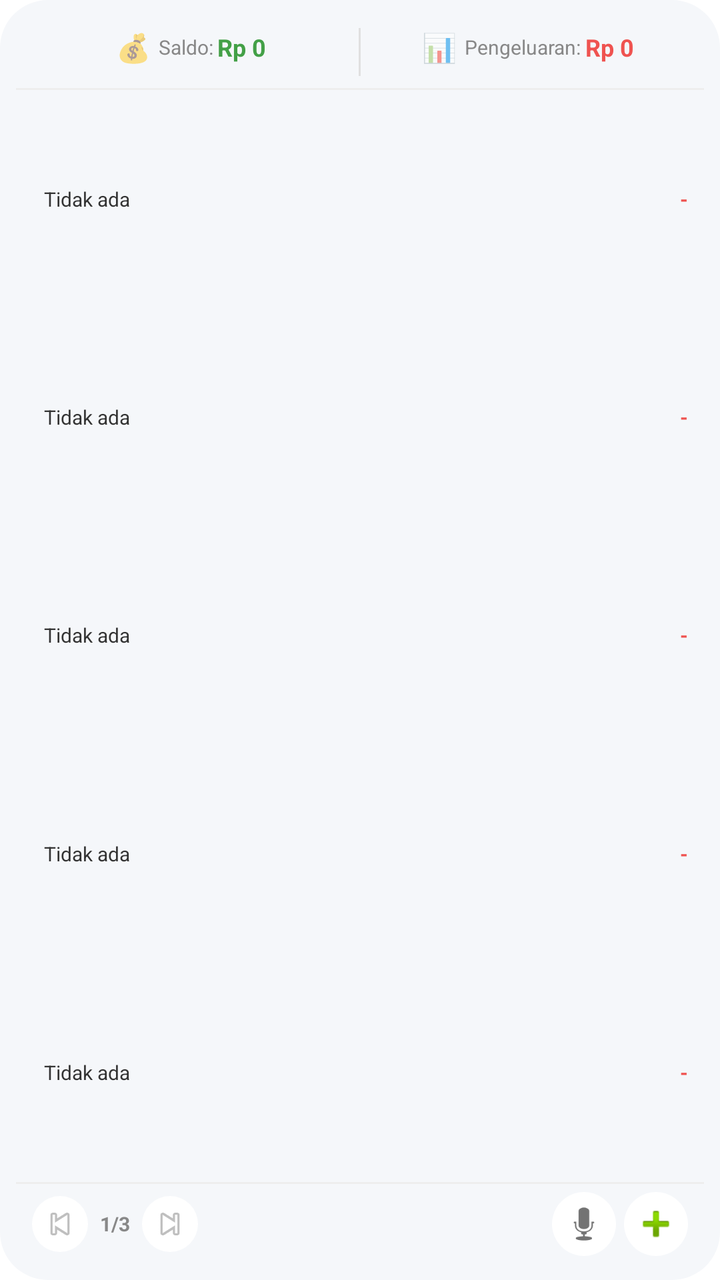
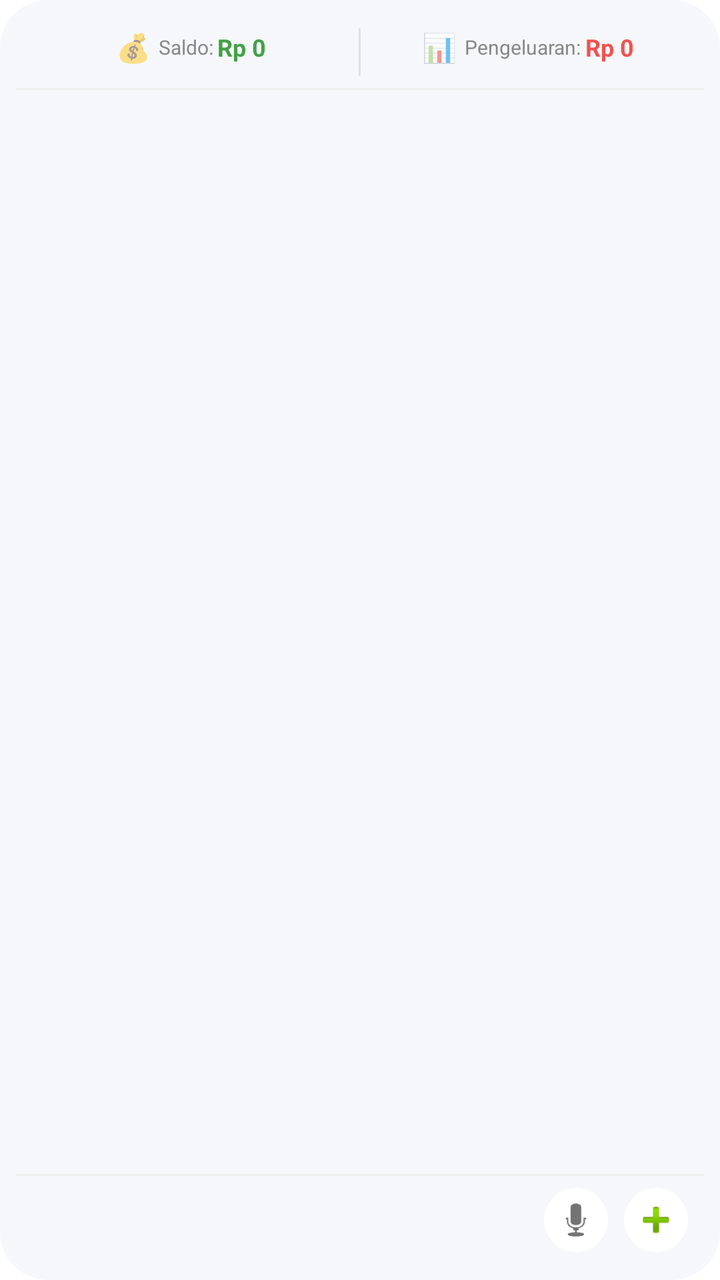

Screens rendered from an Android XML layout before and after an edit, with the pre-edit source and the edit as a unified diff.
<!-- AndroidManifest.xml: fallback theme Theme.MaterialComponents.DayNight.NoActionBar -->
<!-- res/layout/widget_recent_layout.xml -->
<?xml version="1.0" encoding="utf-8"?>
<LinearLayout xmlns:android="http://schemas.android.com/apk/res/android"
    android:id="@+id/widget_recent_container"
    android:layout_width="match_parent"
    android:layout_height="match_parent"
    android:background="@drawable/widget_background"
    android:orientation="vertical"
    android:padding="8dp">

    
    <LinearLayout
        android:layout_width="match_parent"
        android:layout_height="wrap_content"
        android:orientation="horizontal"
        android:paddingHorizontal="8dp"
        android:paddingVertical="6dp">

        <LinearLayout
            android:layout_width="0dp"
            android:layout_height="wrap_content"
            android:layout_weight="1"
            android:gravity="center"
            android:orientation="horizontal">
            <TextView
                android:id="@+id/widget_recent_balance_icon"
                android:layout_width="wrap_content"
                android:layout_height="wrap_content"
                android:text="💰"
                android:textSize="14sp" />
            <TextView
                android:id="@+id/widget_recent_balance_label"
                android:layout_width="wrap_content"
                android:layout_height="wrap_content"
                android:text="Saldo:"
                android:textColor="#888888"
                android:textSize="10sp"
                android:layout_marginStart="4dp" />
            <TextView
                android:id="@+id/widget_recent_balance"
                android:layout_width="wrap_content"
                android:layout_height="wrap_content"
                android:text="Rp 0"
                android:textColor="#43A047"
                android:textSize="12sp"
                android:textStyle="bold"
                android:layout_marginStart="2dp"
                android:maxLines="1" />
        </LinearLayout>

        <View
            android:layout_width="1dp"
            android:layout_height="24dp"
            android:background="#E0E0E0"
            android:layout_marginHorizontal="4dp" />

        <LinearLayout
            android:layout_width="0dp"
            android:layout_height="wrap_content"
            android:layout_weight="1"
            android:gravity="center"
            android:orientation="horizontal">
            <TextView
                android:id="@+id/widget_recent_expense_icon"
                android:layout_width="wrap_content"
                android:layout_height="wrap_content"
                android:text="📊"
                android:textSize="14sp" />
            <TextView
                android:id="@+id/widget_recent_expense_label"
                android:layout_width="wrap_content"
                android:layout_height="wrap_content"
                android:text="Pengeluaran:"
                android:textColor="#888888"
                android:textSize="10sp"
                android:layout_marginStart="4dp" />
            <TextView
                android:id="@+id/widget_recent_expenses"
                android:layout_width="wrap_content"
                android:layout_height="wrap_content"
                android:text="Rp 0"
                android:textColor="#EF5350"
                android:textSize="12sp"
                android:textStyle="bold"
                android:layout_marginStart="2dp"
                android:maxLines="1" />
        </LinearLayout>
    </LinearLayout>

    
    <View
        android:layout_width="match_parent"
        android:layout_height="1dp"
        android:background="#EEEEEE" />

    
    <LinearLayout
        android:id="@+id/widget_recent_tx_1"
        android:layout_width="match_parent"
        android:layout_height="0dp"
        android:layout_weight="1"
        android:gravity="center_vertical"
        android:orientation="horizontal"
        android:paddingHorizontal="8dp">
        <TextView
            android:id="@+id/widget_recent_tx_1_emoji"
            android:layout_width="wrap_content"
            android:layout_height="wrap_content"
            android:textSize="12sp" />
        <TextView
            android:id="@+id/widget_recent_tx_1_title"
            android:layout_width="0dp"
            android:layout_height="wrap_content"
            android:layout_weight="1"
            android:layout_marginStart="6dp"
            android:text="Tidak ada"
            android:textColor="#333333"
            android:textSize="10sp"
            android:maxLines="1"
            android:ellipsize="end" />
        <TextView
            android:id="@+id/widget_recent_tx_1_amount"
            android:layout_width="wrap_content"
            android:layout_height="wrap_content"
            android:text="-"
            android:textColor="#EF5350"
            android:textSize="10sp"
            android:textStyle="bold" />
    </LinearLayout>

    <LinearLayout
        android:id="@+id/widget_recent_tx_2"
        android:layout_width="match_parent"
        android:layout_height="0dp"
        android:layout_weight="1"
        android:gravity="center_vertical"
        android:orientation="horizontal"
        android:paddingHorizontal="8dp">
        <TextView
            android:id="@+id/widget_recent_tx_2_emoji"
            android:layout_width="wrap_content"
            android:layout_height="wrap_content"
            android:textSize="12sp" />
        <TextView
            android:id="@+id/widget_recent_tx_2_title"
            android:layout_width="0dp"
            android:layout_height="wrap_content"
            android:layout_weight="1"
            android:layout_marginStart="6dp"
            android:text="Tidak ada"
            android:textColor="#333333"
            android:textSize="10sp"
            android:maxLines="1"
            android:ellipsize="end" />
        <TextView
            android:id="@+id/widget_recent_tx_2_amount"
            android:layout_width="wrap_content"
            android:layout_height="wrap_content"
            android:text="-"
            android:textColor="#EF5350"
            android:textSize="10sp"
            android:textStyle="bold" />
    </LinearLayout>

    <LinearLayout
        android:id="@+id/widget_recent_tx_3"
        android:layout_width="match_parent"
        android:layout_height="0dp"
        android:layout_weight="1"
        android:gravity="center_vertical"
        android:orientation="horizontal"
        android:paddingHorizontal="8dp">
        <TextView
            android:id="@+id/widget_recent_tx_3_emoji"
            android:layout_width="wrap_content"
            android:layout_height="wrap_content"
            android:textSize="12sp" />
        <TextView
            android:id="@+id/widget_recent_tx_3_title"
            android:layout_width="0dp"
            android:layout_height="wrap_content"
            android:layout_weight="1"
            android:layout_marginStart="6dp"
            android:text="Tidak ada"
            android:textColor="#333333"
            android:textSize="10sp"
            android:maxLines="1"
            android:ellipsize="end" />
        <TextView
            android:id="@+id/widget_recent_tx_3_amount"
            android:layout_width="wrap_content"
            android:layout_height="wrap_content"
            android:text="-"
            android:textColor="#EF5350"
            android:textSize="10sp"
            android:textStyle="bold" />
    </LinearLayout>

    <LinearLayout
        android:id="@+id/widget_recent_tx_4"
        android:layout_width="match_parent"
        android:layout_height="0dp"
        android:layout_weight="1"
        android:gravity="center_vertical"
        android:orientation="horizontal"
        android:paddingHorizontal="8dp">
        <TextView
            android:id="@+id/widget_recent_tx_4_emoji"
            android:layout_width="wrap_content"
            android:layout_height="wrap_content"
            android:textSize="12sp" />
        <TextView
            android:id="@+id/widget_recent_tx_4_title"
            android:layout_width="0dp"
            android:layout_height="wrap_content"
            android:layout_weight="1"
            android:layout_marginStart="6dp"
            android:text="Tidak ada"
            android:textColor="#333333"
            android:textSize="10sp"
            android:maxLines="1"
            android:ellipsize="end" />
        <TextView
            android:id="@+id/widget_recent_tx_4_amount"
            android:layout_width="wrap_content"
            android:layout_height="wrap_content"
            android:text="-"
            android:textColor="#EF5350"
            android:textSize="10sp"
            android:textStyle="bold" />
    </LinearLayout>

    <LinearLayout
        android:id="@+id/widget_recent_tx_5"
        android:layout_width="match_parent"
        android:layout_height="0dp"
        android:layout_weight="1"
        android:gravity="center_vertical"
        android:orientation="horizontal"
        android:paddingHorizontal="8dp">
        <TextView
            android:id="@+id/widget_recent_tx_5_emoji"
            android:layout_width="wrap_content"
            android:layout_height="wrap_content"
            android:textSize="12sp" />
        <TextView
            android:id="@+id/widget_recent_tx_5_title"
            android:layout_width="0dp"
            android:layout_height="wrap_content"
            android:layout_weight="1"
            android:layout_marginStart="6dp"
            android:text="Tidak ada"
            android:textColor="#333333"
            android:textSize="10sp"
            android:maxLines="1"
            android:ellipsize="end" />
        <TextView
            android:id="@+id/widget_recent_tx_5_amount"
            android:layout_width="wrap_content"
            android:layout_height="wrap_content"
            android:text="-"
            android:textColor="#EF5350"
            android:textSize="10sp"
            android:textStyle="bold" />
    </LinearLayout>

    
    <View
        android:layout_width="match_parent"
        android:layout_height="1dp"
        android:background="#EEEEEE" />

    
    <LinearLayout
        android:layout_width="match_parent"
        android:layout_height="wrap_content"
        android:orientation="horizontal"
        android:gravity="center_vertical"
        android:paddingHorizontal="8dp"
        android:paddingVertical="4dp">

        <ImageButton
            android:id="@+id/widget_recent_btn_prev"
            android:layout_width="28dp"
            android:layout_height="28dp"
            android:src="@android:drawable/ic_media_previous"
            android:background="@drawable/widget_button_bg"
            android:scaleType="fitCenter"
            android:padding="4dp" />

        <TextView
            android:id="@+id/widget_recent_page"
            android:layout_width="wrap_content"
            android:layout_height="wrap_content"
            android:layout_marginHorizontal="6dp"
            android:text="1/3"
            android:textColor="#888888"
            android:textSize="10sp"
            android:textStyle="bold" />

        <ImageButton
            android:id="@+id/widget_recent_btn_next"
            android:layout_width="28dp"
            android:layout_height="28dp"
            android:src="@android:drawable/ic_media_next"
            android:background="@drawable/widget_button_bg"
            android:scaleType="fitCenter"
            android:padding="4dp" />

        <View
            android:layout_width="0dp"
            android:layout_height="0dp"
            android:layout_weight="1" />

        
        <ImageButton
            android:id="@+id/widget_recent_btn_voice"
            android:layout_width="32dp"
            android:layout_height="32dp"
            android:src="@android:drawable/ic_btn_speak_now"
            android:background="@drawable/widget_button_bg"
            android:scaleType="fitCenter"
            android:padding="4dp"
            android:layout_marginEnd="4dp" />

        
        <ImageButton
            android:id="@+id/widget_recent_btn_add"
            android:layout_width="32dp"
            android:layout_height="32dp"
            android:src="@android:drawable/ic_input_add"
            android:background="@drawable/widget_button_bg"
            android:scaleType="fitCenter"
            android:padding="4dp" />
    </LinearLayout>

</LinearLayout>
<!-- resources referenced by this layout -->
<resources>
  <!-- drawable widget_background (drawable) -->
  <?xml version="1.0" encoding="utf-8"?>
  <shape xmlns:android="http://schemas.android.com/apk/res/android">
      <solid android:color="#F5F7FA" />
      <corners android:radius="24dp" />
  </shape>
  <!-- drawable widget_button_bg (drawable) -->
  <?xml version="1.0" encoding="utf-8"?>
  <ripple xmlns:android="http://schemas.android.com/apk/res/android"
      android:color="#E0E0E0">
      <item>
          <shape android:shape="rectangle">
              <solid android:color="#FFFFFF" />
              <corners android:radius="16dp" />
          </shape>
      </item>
  </ripple>
</resources>

<!-- the commit's change to res/layout/widget_recent_layout.xml (unified diff, before → after) -->
@@ -47,7 +47,7 @@
                 android:maxLines="1" />
         </LinearLayout>
 
-        <View
+        <FrameLayout
             android:layout_width="1dp"
             android:layout_height="24dp"
             android:background="#E0E0E0"
@@ -87,184 +87,23 @@
     </LinearLayout>
 
     
-    <View
+    <FrameLayout
         android:layout_width="match_parent"
         android:layout_height="1dp"
         android:background="#EEEEEE" />
 
     
-    <LinearLayout
-        android:id="@+id/widget_recent_tx_1"
+    <ListView
+        android:id="@+id/widget_recent_list"
         android:layout_width="match_parent"
         android:layout_height="0dp"
         android:layout_weight="1"
-        android:gravity="center_vertical"
-        android:orientation="horizontal"
-        android:paddingHorizontal="8dp">
-        <TextView
-            android:id="@+id/widget_recent_tx_1_emoji"
-            android:layout_width="wrap_content"
-            android:layout_height="wrap_content"
-            android:textSize="12sp" />
-        <TextView
-            android:id="@+id/widget_recent_tx_1_title"
-            android:layout_width="0dp"
-            android:layout_height="wrap_content"
-            android:layout_weight="1"
-            android:layout_marginStart="6dp"
-            android:text="Tidak ada"
-            android:textColor="#333333"
-            android:textSize="10sp"
-            android:maxLines="1"
-            android:ellipsize="end" />
-        <TextView
-            android:id="@+id/widget_recent_tx_1_amount"
-            android:layout_width="wrap_content"
-            android:layout_height="wrap_content"
-            android:text="-"
-            android:textColor="#EF5350"
-            android:textSize="10sp"
-            android:textStyle="bold" />
-    </LinearLayout>
-
-    <LinearLayout
-        android:id="@+id/widget_recent_tx_2"
-        android:layout_width="match_parent"
-        android:layout_height="0dp"
-        android:layout_weight="1"
-        android:gravity="center_vertical"
-        android:orientation="horizontal"
-        android:paddingHorizontal="8dp">
-        <TextView
-            android:id="@+id/widget_recent_tx_2_emoji"
-            android:layout_width="wrap_content"
-            android:layout_height="wrap_content"
-            android:textSize="12sp" />
-        <TextView
-            android:id="@+id/widget_recent_tx_2_title"
-            android:layout_width="0dp"
-            android:layout_height="wrap_content"
-            android:layout_weight="1"
-            android:layout_marginStart="6dp"
-            android:text="Tidak ada"
-            android:textColor="#333333"
-            android:textSize="10sp"
-            android:maxLines="1"
-            android:ellipsize="end" />
-        <TextView
-            android:id="@+id/widget_recent_tx_2_amount"
-            android:layout_width="wrap_content"
-            android:layout_height="wrap_content"
-            android:text="-"
-            android:textColor="#EF5350"
-            android:textSize="10sp"
-            android:textStyle="bold" />
-    </LinearLayout>
-
-    <LinearLayout
-        android:id="@+id/widget_recent_tx_3"
-        android:layout_width="match_parent"
-        android:layout_height="0dp"
-        android:layout_weight="1"
-        android:gravity="center_vertical"
-        android:orientation="horizontal"
-        android:paddingHorizontal="8dp">
-        <TextView
-            android:id="@+id/widget_recent_tx_3_emoji"
-            android:layout_width="wrap_content"
-            android:layout_height="wrap_content"
-            android:textSize="12sp" />
-        <TextView
-            android:id="@+id/widget_recent_tx_3_title"
-            android:layout_width="0dp"
-            android:layout_height="wrap_content"
-            android:layout_weight="1"
-            android:layout_marginStart="6dp"
-            android:text="Tidak ada"
-            android:textColor="#333333"
-            android:textSize="10sp"
-            android:maxLines="1"
-            android:ellipsize="end" />
-        <TextView
-            android:id="@+id/widget_recent_tx_3_amount"
-            android:layout_width="wrap_content"
-            android:layout_height="wrap_content"
-            android:text="-"
-            android:textColor="#EF5350"
-            android:textSize="10sp"
-            android:textStyle="bold" />
-    </LinearLayout>
-
-    <LinearLayout
-        android:id="@+id/widget_recent_tx_4"
-        android:layout_width="match_parent"
-        android:layout_height="0dp"
-        android:layout_weight="1"
-        android:gravity="center_vertical"
-        android:orientation="horizontal"
-        android:paddingHorizontal="8dp">
-        <TextView
-            android:id="@+id/widget_recent_tx_4_emoji"
-            android:layout_width="wrap_content"
-            android:layout_height="wrap_content"
-            android:textSize="12sp" />
-        <TextView
-            android:id="@+id/widget_recent_tx_4_title"
-            android:layout_width="0dp"
-            android:layout_height="wrap_content"
-            android:layout_weight="1"
-            android:layout_marginStart="6dp"
-            android:text="Tidak ada"
-            android:textColor="#333333"
-            android:textSize="10sp"
-            android:maxLines="1"
-            android:ellipsize="end" />
-        <TextView
-            android:id="@+id/widget_recent_tx_4_amount"
-            android:layout_width="wrap_content"
-            android:layout_height="wrap_content"
-            android:text="-"
-            android:textColor="#EF5350"
-            android:textSize="10sp"
-            android:textStyle="bold" />
-    </LinearLayout>
-
-    <LinearLayout
-        android:id="@+id/widget_recent_tx_5"
-        android:layout_width="match_parent"
-        android:layout_height="0dp"
-        android:layout_weight="1"
-        android:gravity="center_vertical"
-        android:orientation="horizontal"
-        android:paddingHorizontal="8dp">
-        <TextView
-            android:id="@+id/widget_recent_tx_5_emoji"
-            android:layout_width="wrap_content"
-            android:layout_height="wrap_content"
-            android:textSize="12sp" />
-        <TextView
-            android:id="@+id/widget_recent_tx_5_title"
-            android:layout_width="0dp"
-            android:layout_height="wrap_content"
-            android:layout_weight="1"
-            android:layout_marginStart="6dp"
-            android:text="Tidak ada"
-            android:textColor="#333333"
-            android:textSize="10sp"
-            android:maxLines="1"
-            android:ellipsize="end" />
-        <TextView
-            android:id="@+id/widget_recent_tx_5_amount"
-            android:layout_width="wrap_content"
-            android:layout_height="wrap_content"
-            android:text="-"
-            android:textColor="#EF5350"
-            android:textSize="10sp"
-            android:textStyle="bold" />
-    </LinearLayout>
+        android:divider="@null"
+        android:dividerHeight="0dp"
+        android:paddingVertical="4dp" />
 
     
-    <View
+    <FrameLayout
         android:layout_width="match_parent"
         android:layout_height="1dp"
         android:background="#EEEEEE" />
@@ -274,42 +113,9 @@
         android:layout_width="match_parent"
         android:layout_height="wrap_content"
         android:orientation="horizontal"
-        android:gravity="center_vertical"
+        android:gravity="end|center_vertical"
         android:paddingHorizontal="8dp"
-        android:paddingVertical="4dp">
-
-        <ImageButton
-            android:id="@+id/widget_recent_btn_prev"
-            android:layout_width="28dp"
-            android:layout_height="28dp"
-            android:src="@android:drawable/ic_media_previous"
-            android:background="@drawable/widget_button_bg"
-            android:scaleType="fitCenter"
-            android:padding="4dp" />
-
-        <TextView
-            android:id="@+id/widget_recent_page"
-            android:layout_width="wrap_content"
-            android:layout_height="wrap_content"
-            android:layout_marginHorizontal="6dp"
-            android:text="1/3"
-            android:textColor="#888888"
-            android:textSize="10sp"
-            android:textStyle="bold" />
-
-        <ImageButton
-            android:id="@+id/widget_recent_btn_next"
-            android:layout_width="28dp"
-            android:layout_height="28dp"
-            android:src="@android:drawable/ic_media_next"
-            android:background="@drawable/widget_button_bg"
-            android:scaleType="fitCenter"
-            android:padding="4dp" />
-
-        <View
-            android:layout_width="0dp"
-            android:layout_height="0dp"
-            android:layout_weight="1" />
+        android:paddingVertical="6dp">
 
         
         <ImageButton
@@ -320,7 +126,7 @@
             android:background="@drawable/widget_button_bg"
             android:scaleType="fitCenter"
             android:padding="4dp"
-            android:layout_marginEnd="4dp" />
+            android:layout_marginEnd="8dp" />
 
         
         <ImageButton
